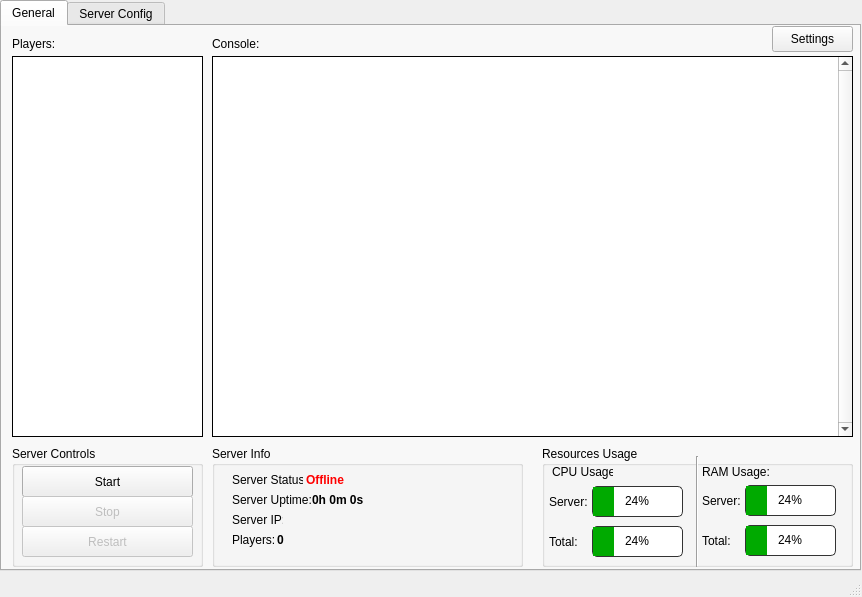
This is ui/uiDesigner/StarboundServerGUI.ui in assasin34/OpenStarbound-Server-Manager as Qt 5 draws it before an edit. The edited form follows.
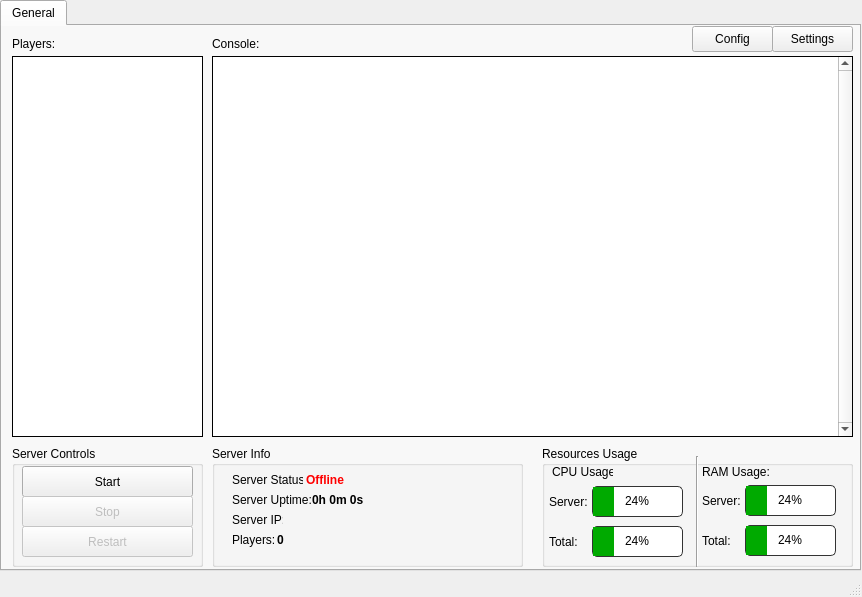
This is the edited form.

Commit message:
Implement server config editor
Add ConfigManager backend and ConfigDialog UI for editing server settings like server name, port, max players, and permissions. Replace the Config tab with a Config button in the General tab for better UX. Improve file browser validation to auto-fill related paths. Rename universe_path to storage_path for clarity. Fix cpu_percent() call to include interval parameter. Refactor main.py to wrap app initialization in main() function.

Patch:
```diff
--- a/ui/uiDesigner/StarboundServerGUI.ui
+++ b/ui/uiDesigner/StarboundServerGUI.ui
@@ -527,11 +527,19 @@
        <string>Settings</string>
       </property>
      </widget>
-    </widget>
-    <widget class="QWidget" name="tabConfig">
-     <attribute name="title">
-      <string>Server Config</string>
-     </attribute>
+     <widget class="QPushButton" name="btnConfig">
+      <property name="geometry">
+       <rect>
+        <x>690</x>
+        <y>0</y>
+        <width>81</width>
+        <height>26</height>
+       </rect>
+      </property>
+      <property name="text">
+       <string>Config</string>
+      </property>
+     </widget>
     </widget>
    </widget>
   </widget>
```
The commit also changes 13 other files.
